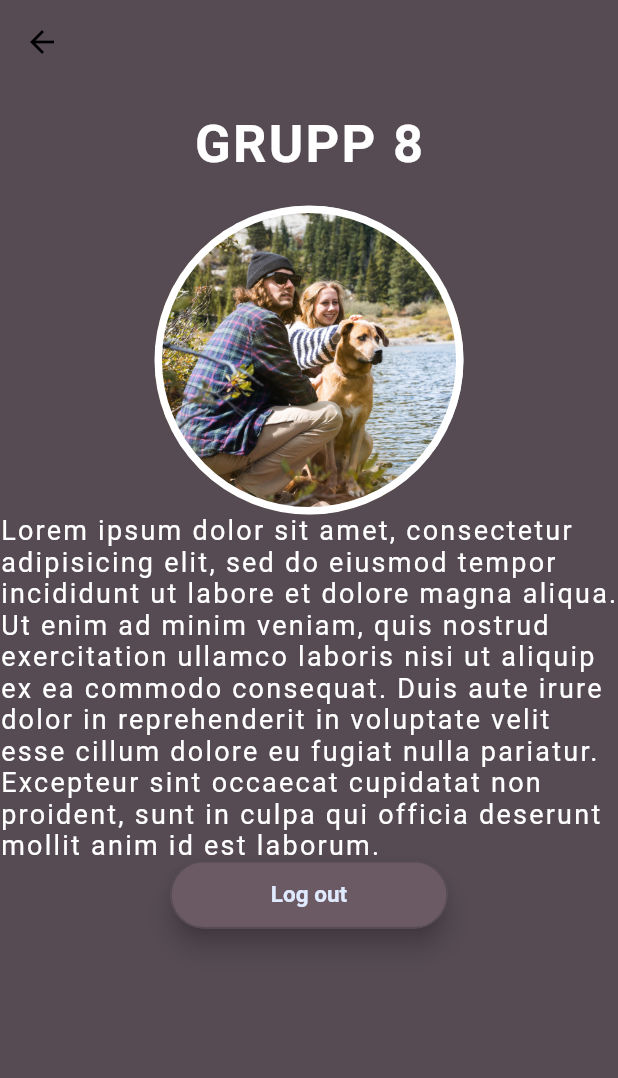
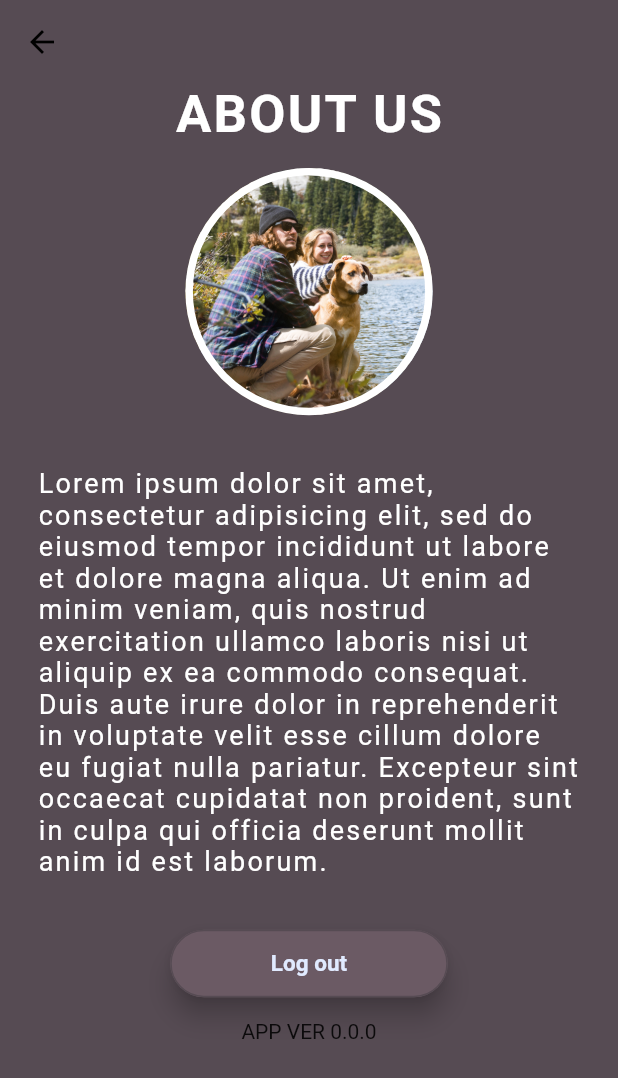
Before and after one commit to gu-tig169/grupp8, a Flutter app: the AboutUs screen opened directly, on a phone screen of 412 x 824 dp. Shown: the top 1078 px of the screen. Run offline on Flutter 3.47's test engine with Material 2 defaults, Android fonts, the phone set to English and light mode, and no system bars; our stand-ins replace sliding_up_panel.

Commit message:
UI för AboutUs

```diff
--- a/lib/aboutUs_screen.dart
+++ b/lib/aboutUs_screen.dart
@@ -31,9 +31,9 @@ class _AboutUsState extends State<AboutUs> {
               crossAxisAlignment: CrossAxisAlignment.center,
               children: [
                 Padding(
-                  padding: EdgeInsets.all(20),
+                  padding: EdgeInsets.only(bottom: 15.0),
                   child: Text(
-                    "GRUPP 8",
+                    "ABOUT US",
                     style: TextStyle(
                       fontSize: 35,
                       letterSpacing: 1.5,
@@ -44,8 +44,8 @@ class _AboutUsState extends State<AboutUs> {
                 ),
                 Container(
                   padding: EdgeInsets.all(10.0),
-                  width: MediaQuery.of(context).size.width/2,
-                  height: MediaQuery.of(context).size.width/2,
+                  width: MediaQuery.of(context).size.width/2.5,
+                  height: MediaQuery.of(context).size.width/2.5,
                 decoration: BoxDecoration(
                   border: Border.all(color: Colors.white, width: 5),
                   shape: BoxShape.circle,
@@ -58,6 +58,7 @@ class _AboutUsState extends State<AboutUs> {
                ),
               _aboutParagraph(),
               logoutButtonBody(context),
+              appVerText(),
               ],
             ),
           ],
@@ -66,10 +67,9 @@ class _AboutUsState extends State<AboutUs> {
     }
   }
 
-// Textfältet för vår about us
-
 Widget _aboutParagraph() {
 return Container(
+  padding: EdgeInsets.only(left: 25.0, right: 25.0, top: 35.0),
     child: RichText(
     text: TextSpan(
      children: <TextSpan>[
@@ -80,19 +80,15 @@ return Container(
           letterSpacing: 1.5,
         ),
        ),
-                     // TextSpan(text: 'bold', style: TextStyle(fontWeight: FontWeight.bold)),
-                     // TextSpan(text: ' Hur får man en paragraf'),
      ],
    ),
   ),
  );
 }
 
-
-// Detta använder samma kod som i welcome_view - kan det göras till en mer universiell widget med
-// texten definierad per button istället för separata knapp-widgets?
 Widget logoutButtonBody(context) {
   return Container(
+    padding: EdgeInsets.only(top: 35.0),
     child: SizedBox(
       width: 185,
       height: 45,
@@ -120,5 +116,10 @@ return Container(
 
 Widget appVerText() {
   return Container(
+    alignment: Alignment.bottomCenter,
+    padding: EdgeInsets.only(top: 15.0),
+    child: Text(
+      'APP VER 0.0.0'
+    ),
   );
 }
```
Lines whose indentation alone changed are shown as unchanged.
